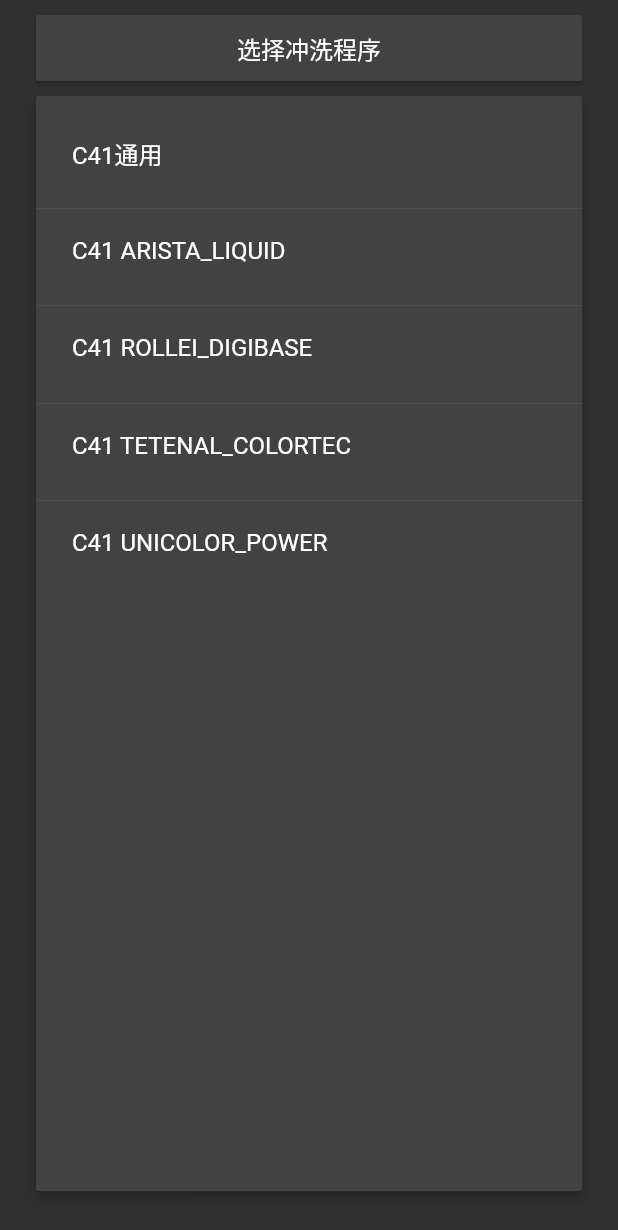
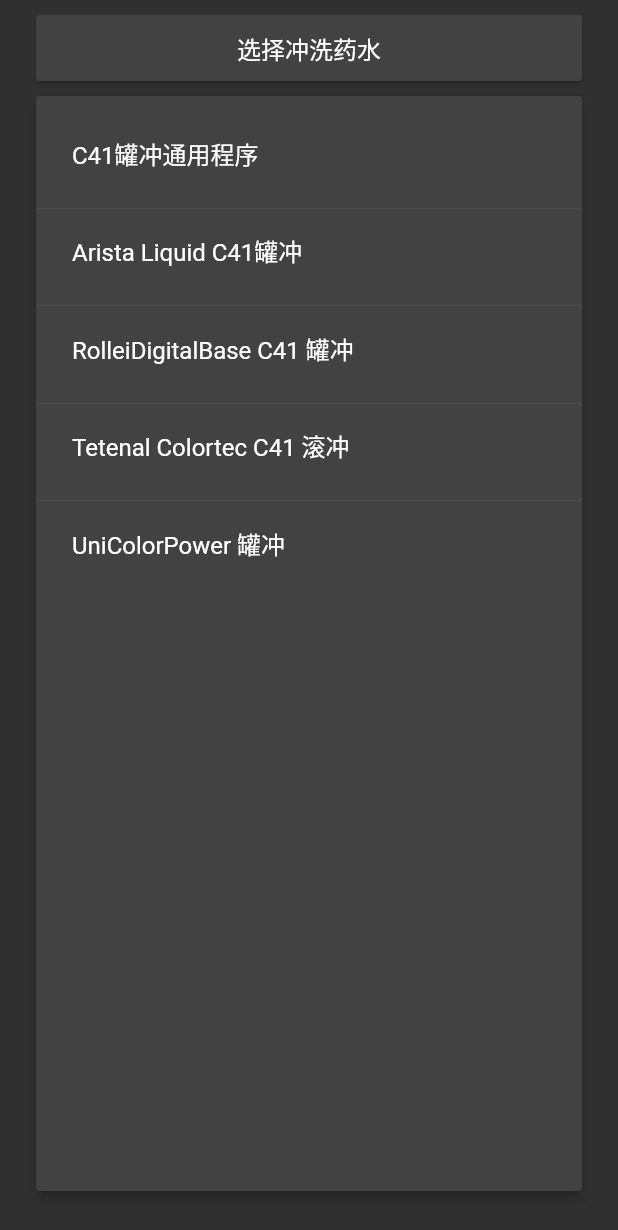
Before and after one commit to QuincyJiang/FilmDev, a Flutter app: the BlocC41Page screen opened directly, on a phone screen of 412 x 824 dp. Shown: the top 1230 px of the screen. Run offline on Flutter 3.47's test engine with Material 2 defaults, Android fonts, the phone set to English and light mode, and no system bars; our stand-ins replace flare_flutter, sqflite; accounts and stored records are empty; statements that could not run were skipped.

Commit message:
[dev] finish c41 page

```diff
--- a/film_dev/lib/pages/c41_select_page.dart
+++ b/film_dev/lib/pages/c41_select_page.dart
@@ -61,7 +61,7 @@ class _BlocC41PageState extends State<BlocC41Page> {
                       ),
                       child:Center(
                         child: Padding(padding:EdgeInsets.all(10),
-                          child: Text("选择冲洗程序",
+                          child: Text("选择冲洗药水",
                             style: TextStyle(
                                 fontSize: Theme.of(context).textTheme.subhead.fontSize
                             ),),
@@ -92,11 +92,37 @@ class _BlocC41PageState extends State<BlocC41Page> {
     c41Common.add(ProcedureItem("定影", 260, "温度 38 ± 3 ℃ "));
     c41Common.add(ProcedureItem("水洗", 195, "温度 38 ± 3 ℃ "));
     c41Common.add(ProcedureItem("稳定", 65, "温度 24 ℃ "));
-    process.add(Process(Constant.DEV_C41_COMMON, "C41通用",c41Common));
-    process.add(Process(Constant.DEV_C41_ARISTA_LIQUID, "C41 ARISTA_LIQUID",c41AristaLiquid));
-    process.add(Process(Constant.DEV_C41_ROLLEI_DIGIBASE, "C41 ROLLEI_DIGIBASE",c41RolleiDigitalBase));
-    process.add(Process(Constant.DEV_C41_TETENAL_COLORTEC, "C41 TETENAL_COLORTEC",c41TetenalColortec));
-    process.add(Process(Constant.DEV_C41_UNICOLOR_POWER, "C41 UNICOLOR_POWER",c41UniColorPower));
+
+    c41AristaLiquid.add(ProcedureItem("前浴",60,"温度 38.9 ℃"));
+    c41AristaLiquid.add(ProcedureItem("彩显",240,"温度 38.9 ℃ \n前10s持续搅拌，之后每30s上下翻转冲洗罐4次，翻转后可轻碰冲洗罐底部以移除附着在片轴上的气泡"));
+    c41AristaLiquid.add(ProcedureItem("漂白",390,"温度 35.0 - 40.5 ℃ \n前10s持续搅拌，之后每30s上下翻转冲洗罐4次，翻转后可轻碰冲洗罐底部以移除附着在片轴上的气泡"));
+    c41AristaLiquid.add(ProcedureItem("水洗",180,"温度 35.0 - 40.5 ℃ \n使用流动清水持续冲洗" ));
+    c41AristaLiquid.add(ProcedureItem("稳定",60,"温度 24 ℃ \n前15s持续搅拌"));
+
+    c41TetenalColortec.add(ProcedureItem("前浴", 60, "温度 38 ± 0.5 ℃"));
+    c41TetenalColortec.add(ProcedureItem("彩显", 195, "温度 38 ± 0.3 ℃"));
+    c41TetenalColortec.add(ProcedureItem("漂白定影", 240, "温度 38 ± 1.0 ℃"));
+    c41TetenalColortec.add(ProcedureItem("水洗", 180, "温度 30 - 40 ℃ \n使用流动清水持续冲洗，每30s换一次水 或者延长冲洗时间"));
+    c41TetenalColortec.add(ProcedureItem("稳定", 60, "温度 20 - 40 ℃"));
+
+    c41RolleiDigitalBase.add(ProcedureItem("前浴", 120, "温度 25 ℃"));
+    c41RolleiDigitalBase.add(ProcedureItem("彩显", 780, "温度 25 ℃ \n前15s 翻转一次冲洗罐，之后每30s搅拌一次"));
+    c41RolleiDigitalBase.add(ProcedureItem("漂白", 360, "温度 25 ℃ \n前15s 翻转一次冲洗罐，之后每30s搅拌一次"));
+    c41RolleiDigitalBase.add(ProcedureItem("定影", 420, "温度 25 ℃\n前15s 翻转一次冲洗罐，之后每30s搅拌一次"));
+    c41RolleiDigitalBase.add(ProcedureItem("水洗", 180, "温度 25 ℃\n使用流动清水持续冲洗"));
+    c41RolleiDigitalBase.add(ProcedureItem("稳定", 90, "温度 25 ℃ \n前15s 翻转一次冲洗罐，之后每30s搅拌一次"));
+
+    c41UniColorPower.add(ProcedureItem("前浴", 60, "温度 38.8 ℃"));
+    c41UniColorPower.add(ProcedureItem("彩显", 210, "温度 38.8 ℃ \n前15s 翻转一次冲洗罐，之后每30s上下翻转冲洗罐4次，翻转后可轻碰冲洗罐底部以移除附着在片轴上的气泡"));
+    c41UniColorPower.add(ProcedureItem("漂白定影", 390, "温度 38.8 ℃ \n前15s 翻转一次冲洗罐，之后每30s上下翻转冲洗罐4次，翻转后可轻碰冲洗罐底部以移除附着在片轴上的气泡"));
+    c41UniColorPower.add(ProcedureItem("水洗", 180, "温度 35 - 40.5 ℃ \n使用清水浸泡3分钟后倒出"));
+    c41UniColorPower.add(ProcedureItem("稳定", 75, "温度 35 - 40.5 ℃ \n前15s持续搅拌，之后静置一分钟"));
+
+    process.add(Process(Constant.DEV_C41_COMMON, "C41罐冲通用程序",c41Common));
+    process.add(Process(Constant.DEV_C41_ARISTA_LIQUID, "Arista Liquid C41罐冲",c41AristaLiquid));
+    process.add(Process(Constant.DEV_C41_ROLLEI_DIGIBASE, "RolleiDigitalBase C41 罐冲",c41RolleiDigitalBase));
+    process.add(Process(Constant.DEV_C41_TETENAL_COLORTEC, "Tetenal Colortec C41 滚冲",c41TetenalColortec));
+    process.add(Process(Constant.DEV_C41_UNICOLOR_POWER, "UniColorPower 罐冲",c41UniColorPower));
   }
   // 展示查询结果
   Widget buildLoadingResultView(){
@@ -132,7 +158,7 @@ class _BlocC41PageState extends State<BlocC41Page> {
         color: Colors.grey[800],
         child: new InkWell(
           onTap: (){
-                toCustomDevPage(info.procedure);
+                toCustomDevPage(info);
           },
           child:  MergeSemantics(
               child: Padding(
@@ -146,7 +172,7 @@ class _BlocC41PageState extends State<BlocC41Page> {
     );
   }
   // 去下一页
-  toCustomDevPage(List<ProcedureItem> info) {
+  toCustomDevPage(Process info) {
     Navigator.of(_scaffoldKey.currentState.context).push(new MaterialPageRoute(
         builder: (BuildContext context) => DevPageCustom(info)));
   }
```
Also changed, not shown: film_dev/lib/pages/dev_page_custom_dart.dart (+7 -7 lines), film_dev/lib/widgets/procedure_entry_item.dart (added, +53 -0 lines), 1 other file.
